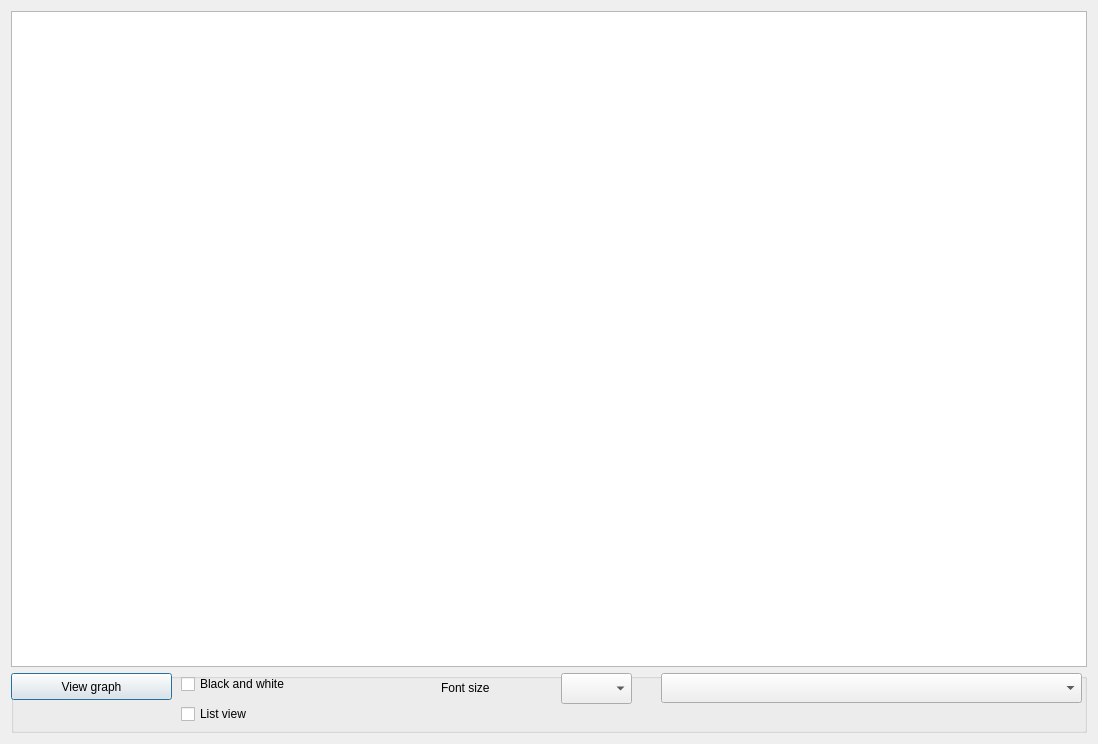
This is GUI_UIs/ui_visualise_graph_original.ui in ccbogel/QualCoder as Qt 5 draws it before an edit. The edited form follows.
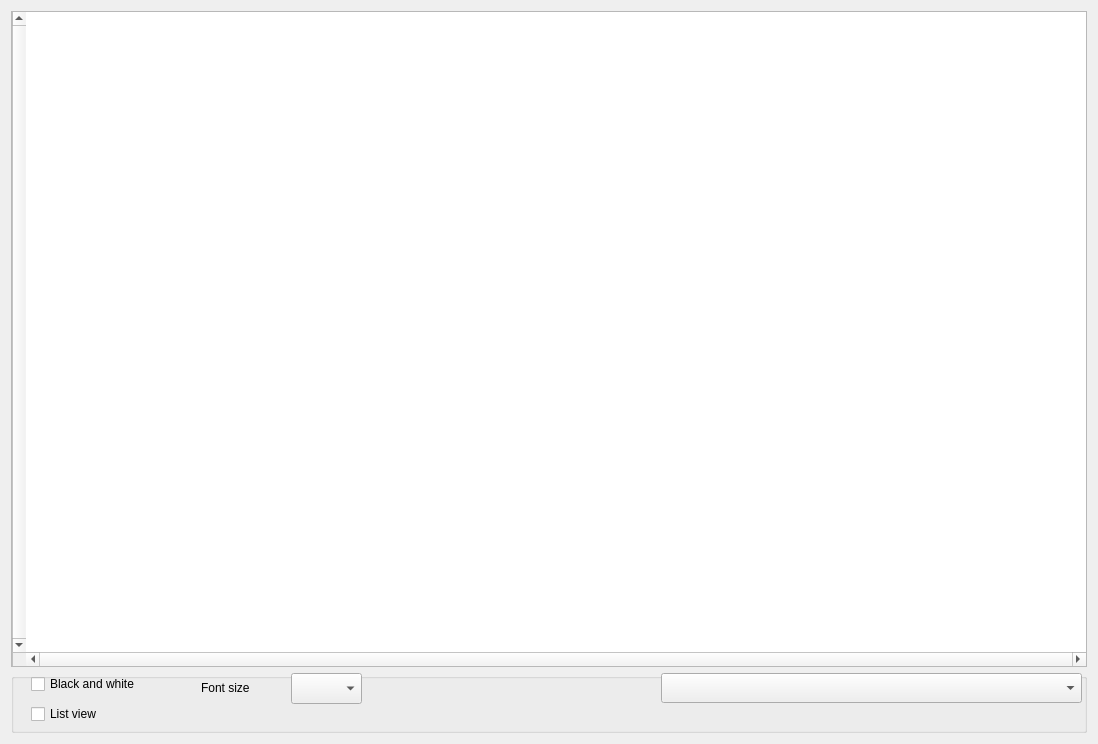
This is the edited form.

Commit message: removed view button

Patch:
```diff
--- a/GUI_UIs/ui_visualise_graph_original.ui
+++ b/GUI_UIs/ui_visualise_graph_original.ui
@@ -14,6 +14,19 @@
    <string>Graph Visualisation</string>
   </property>
   <layout class="QGridLayout" name="gridLayout">
+   <item row="0" column="0">
+    <widget class="QGraphicsView" name="graphicsView">
+     <property name="layoutDirection">
+      <enum>Qt::RightToLeft</enum>
+     </property>
+     <property name="verticalScrollBarPolicy">
+      <enum>Qt::ScrollBarAlwaysOn</enum>
+     </property>
+     <property name="horizontalScrollBarPolicy">
+      <enum>Qt::ScrollBarAlwaysOn</enum>
+     </property>
+    </widget>
+   </item>
    <item row="1" column="0">
     <widget class="QGroupBox" name="groupBox_2">
      <property name="minimumSize">
@@ -25,23 +38,10 @@
      <property name="title">
       <string/>
      </property>
-     <widget class="QPushButton" name="pushButton_view">
-      <property name="geometry">
-       <rect>
-        <x>0</x>
-        <y>0</y>
-        <width>161</width>
-        <height>27</height>
-       </rect>
-      </property>
-      <property name="text">
-       <string>View graph</string>
-      </property>
-     </widget>
      <widget class="QCheckBox" name="checkBox_blackandwhite">
       <property name="geometry">
        <rect>
-        <x>170</x>
+        <x>20</x>
         <y>0</y>
         <width>191</width>
         <height>22</height>
@@ -64,7 +64,7 @@
      <widget class="QCheckBox" name="checkBox_listview">
       <property name="geometry">
        <rect>
-        <x>170</x>
+        <x>20</x>
         <y>30</y>
         <width>141</width>
         <height>22</height>
@@ -77,7 +77,7 @@
      <widget class="QComboBox" name="comboBox_fontsize">
       <property name="geometry">
        <rect>
-        <x>550</x>
+        <x>280</x>
         <y>0</y>
         <width>71</width>
         <height>31</height>
@@ -87,9 +87,9 @@
      <widget class="QLabel" name="label">
       <property name="geometry">
        <rect>
-        <x>430</x>
+        <x>190</x>
         <y>6</y>
-        <width>111</width>
+        <width>81</width>
         <height>17</height>
        </rect>
       </property>
@@ -102,13 +102,6 @@
      </widget>
     </widget>
    </item>
-   <item row="0" column="0">
-    <widget class="QGraphicsView" name="graphicsView">
-     <property name="layoutDirection">
-      <enum>Qt::RightToLeft</enum>
-     </property>
-    </widget>
-   </item>
   </layout>
  </widget>
  <tabstops>
```
Left out of the diff: 1 changed line with no effect on the pictures.
